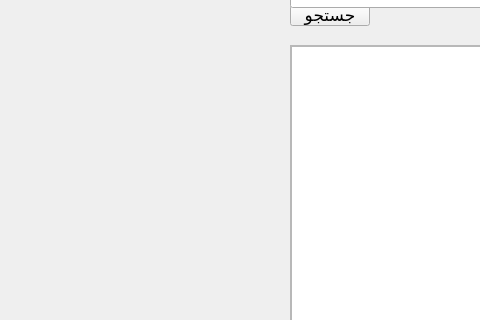
Old version of the form results.ui in the repository rezazamoh/kalayab; both pictures show x 0 to 480 and y 105 to 425 of the 889 by 623 pixel window.
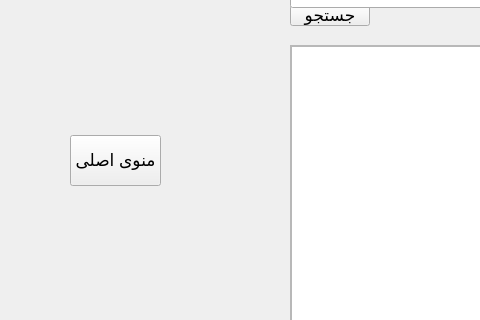
New version of the form. Icons and pictures are not drawn.

```diff
--- a/results.ui
+++ b/results.ui
@@ -10,9 +10,18 @@
     <height>623</height>
    </rect>
   </property>
+  <property name="sizePolicy">
+   <sizepolicy hsizetype="Fixed" vsizetype="Fixed">
+    <horstretch>0</horstretch>
+    <verstretch>0</verstretch>
+   </sizepolicy>
+  </property>
   <property name="windowTitle">
    <string>KalYab</string>
   </property>
+  <property name="tabShape">
+   <enum>QTabWidget::Rounded</enum>
+  </property>
   <widget class="QWidget" name="centralwidget">
    <widget class="QPushButton" name="search_button">
     <property name="geometry">
@@ -133,6 +142,24 @@
      <string>نتایج:</string>
     </property>
    </widget>
+   <widget class="QPushButton" name="back_button">
+    <property name="geometry">
+     <rect>
+      <x>70</x>
+      <y>240</y>
+      <width>91</width>
+      <height>51</height>
+     </rect>
+    </property>
+    <property name="font">
+     <font>
+      <pointsize>13</pointsize>
+     </font>
+    </property>
+    <property name="text">
+     <string>منوی اصلی</string>
+    </property>
+   </widget>
   </widget>
   <widget class="QStatusBar" name="statusbar"/>
  </widget>
```
Left out of the diff: 2 changed lines with no effect on the pictures.
